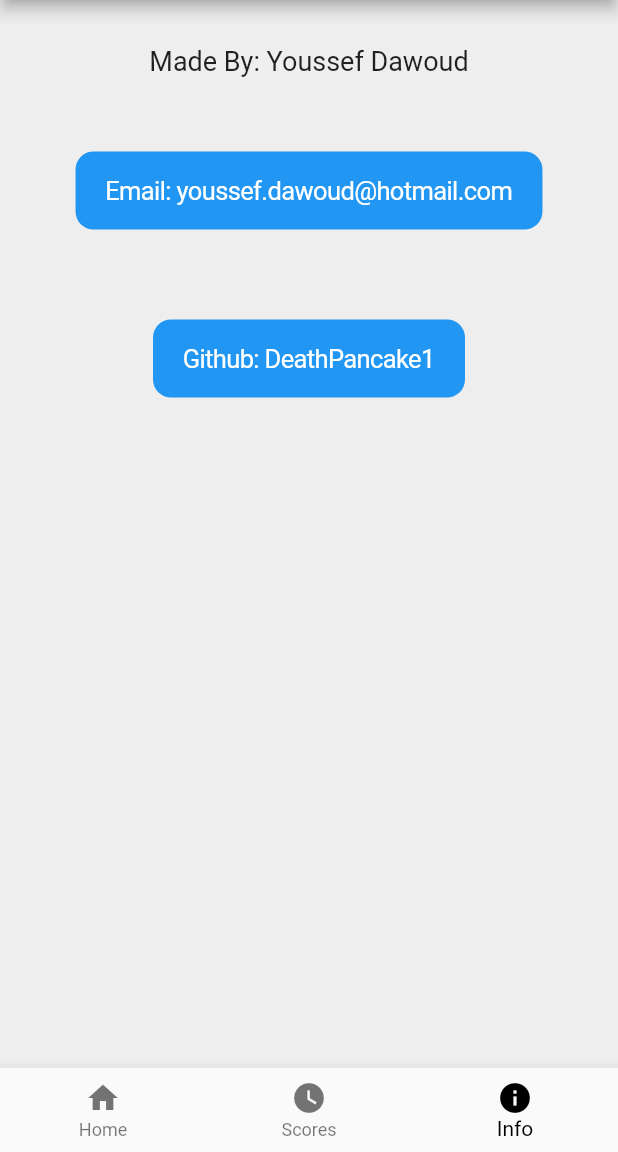
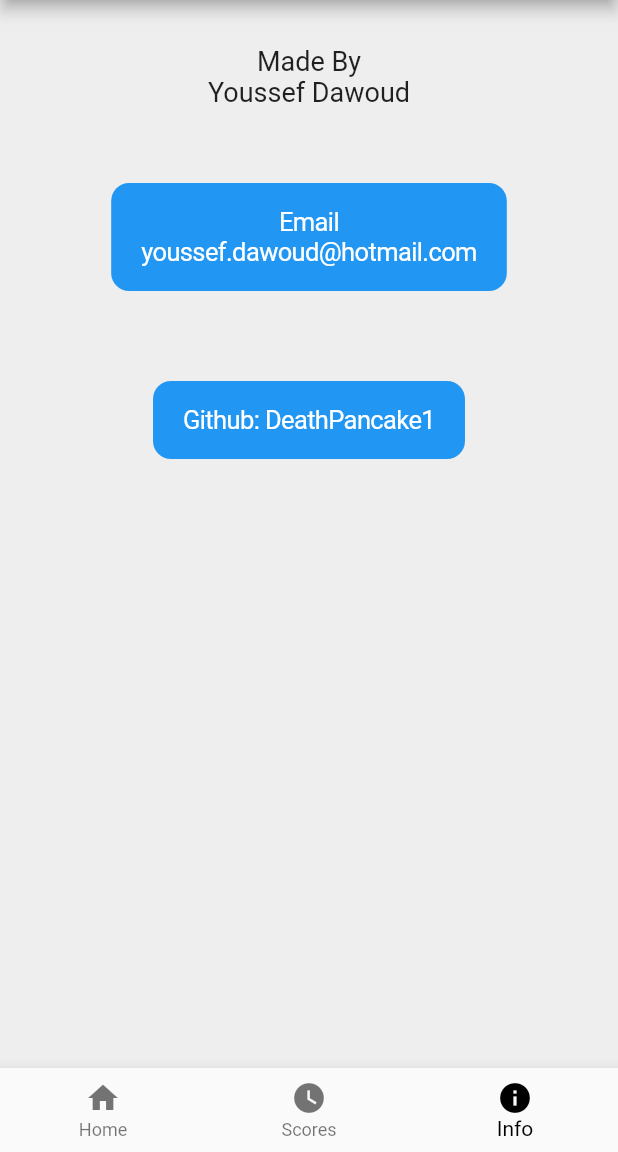
Before and after one commit to DeathPancake1/wordle, a Flutter app: the screen it shows after launch, item 3 of the bottom bar chosen, on a phone screen of 412 x 824 dp, the part 84-1236 px from its top. Run offline on Flutter 3.47's test engine with Material 2 defaults, Android fonts, the phone set to English and light mode, and no system bars; our stand-ins replace confetti, shared_preferences; project files that could hold a hidden picture were left out.

Commit message:
Fixed bugs in double letter words

```diff
--- a/lib/main.dart
+++ b/lib/main.dart
@@ -2,6 +2,7 @@ import 'dart:convert';
 import 'package:flutter/cupertino.dart';
 import 'package:flutter/foundation.dart';
 import 'package:flutter/material.dart';
+import 'package:flutter/rendering.dart';
 import 'dart:math';
 import 'package:shared_preferences/shared_preferences.dart';
 import 'dart:async';
@@ -241,15 +242,17 @@ class _HomeScreenState extends State<HomeScreen> {
               const Padding(
                 padding: EdgeInsets.all(20.0),
                 child: Text(
-                  'Made By: Youssef Dawoud',
+                  'Made By\nYoussef Dawoud',
                   style: TextStyle(fontSize: 18),
+                  textAlign: TextAlign.center,
                 ),
               ),
               Padding(
                 padding: const EdgeInsets.all(30.0),
                 child: CupertinoButton.filled(
                   child: const Text(
-                    "Email: youssef.dawoud@hotmail.com",
+                    "Email\nyoussef.dawoud@hotmail.com",
+                    textAlign: TextAlign.center,
                   ),
                   onPressed: () async {
                     const url =
@@ -263,6 +266,7 @@ class _HomeScreenState extends State<HomeScreen> {
                 child: CupertinoButton.filled(
                   child: const Text(
                     "Github: DeathPancake1",
+                    textAlign: TextAlign.center,
                   ),
                   onPressed: () async {
                     const url = 'https://github.com/DeathPancake1';
@@ -609,13 +613,16 @@ class _GameScreenState extends State<GameScreen> {
                     Colors.green) {
                   _keyboardMap[_guess.characters.elementAt(i)] = Colors.amber;
                 }
-              } else {
+              }else{
                 _colorTable[_trial][i] = Colors.grey;
-                if (_keyboardMap[_guess.characters.elementAt(i)] !=
-                    Colors.green){
-                  _keyboardMap[_guess.characters.elementAt(i)] = Colors.grey;
-                }
               }
+            }
+          }
+          for (int i=0;i<_daword.length;i++){
+            if (_keyboardMap[_guess.characters.elementAt(i)] !=
+                Colors.green&&_keyboardMap[_guess.characters.elementAt(i)] !=
+                Colors.amber){
+              _keyboardMap[_guess.characters.elementAt(i)] = Colors.grey;
             }
           }
           _trial++;
```
